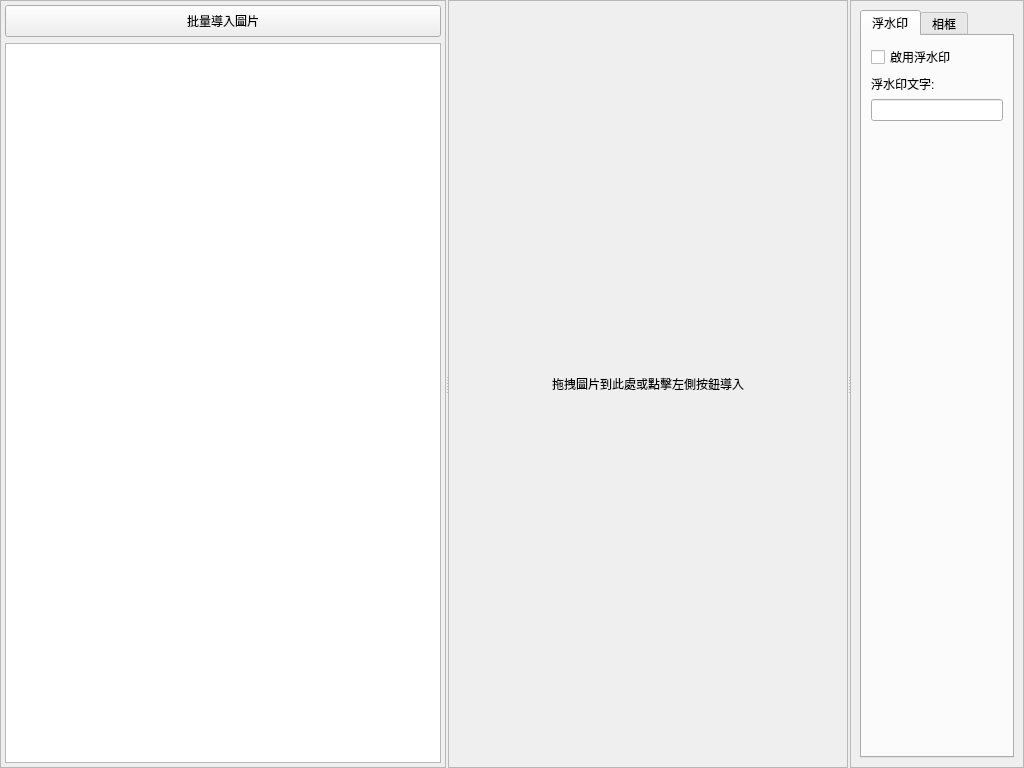
HuangNO1/stellar-neo, file ui/components/gallery.ui: the form before one commit.
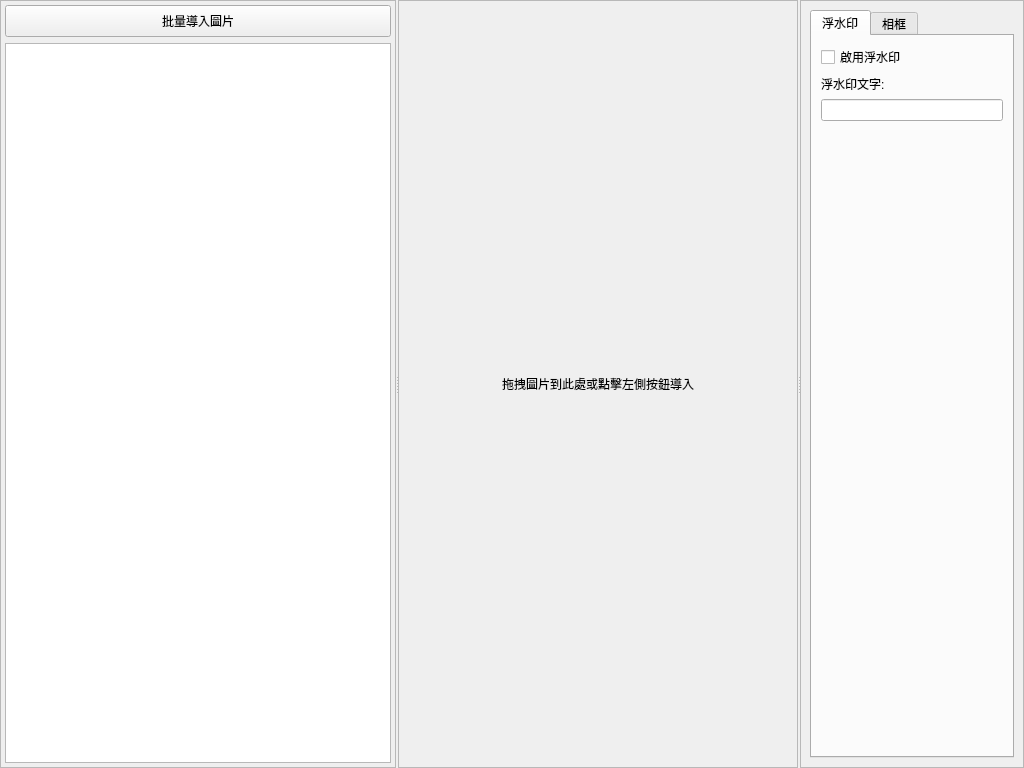
The form after the commit. Custom widgets are drawn as their Qt base class.

Commit message: 調整圖片預覽布局

Diff of the .ui file:
```diff
--- a/ui/components/gallery.ui
+++ b/ui/components/gallery.ui
@@ -75,13 +75,6 @@
        </item>
       </layout>
      </widget>
-     <widget class="QSplitter" name="right_splitter">
-      <property name="orientation">
-       <enum>Qt::Orientation::Horizontal</enum>
-      </property>
-      <property name="handleWidth">
-       <number>2</number>
-      </property>
       <widget class="QFrame" name="middle_panel">
        <property name="minimumSize">
         <size>
@@ -220,7 +213,6 @@
          </widget>
         </item>
        </layout>
-      </widget>
      </widget>
     </widget>
    </item>
```
Left out of the diff: 3 changed lines with no effect on the pictures. Lines whose indentation alone changed are shown as unchanged. The commit also changes 5 other files.
